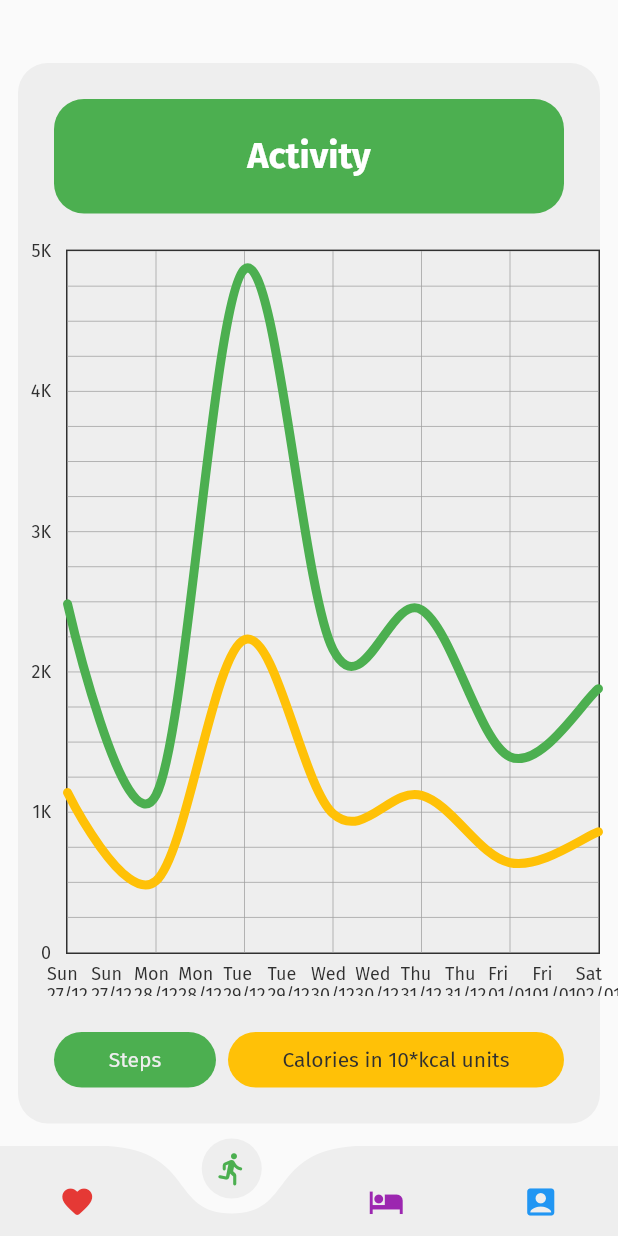
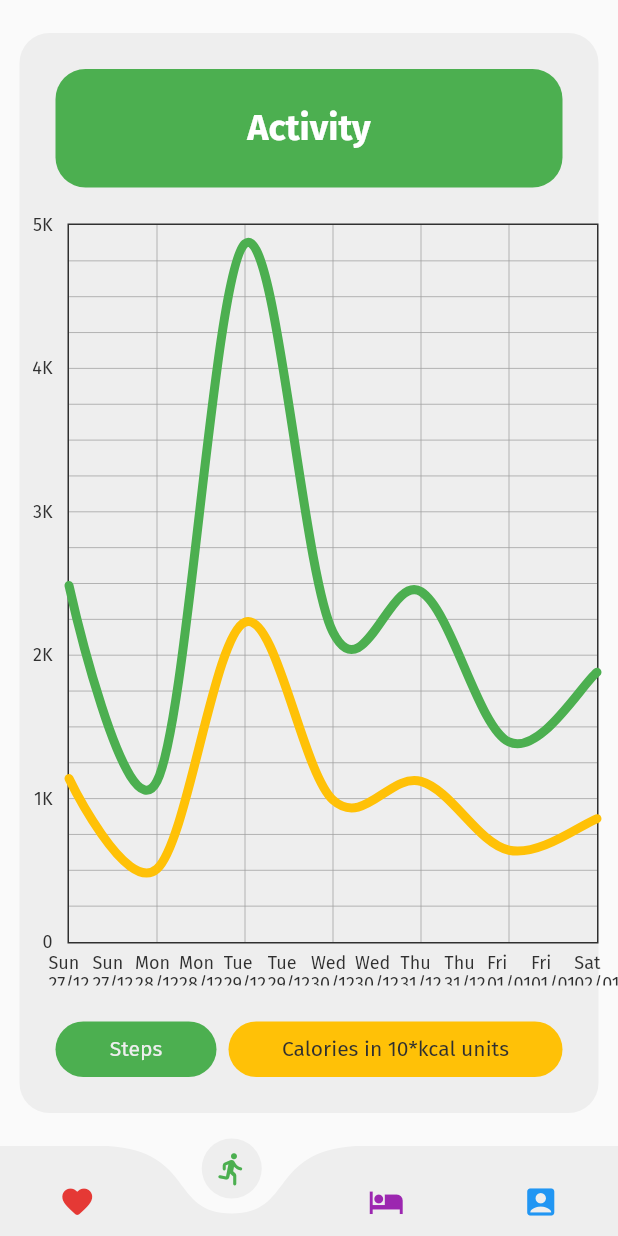
Before and after one commit to mikezamayias/ehealth_services_semester_project, a Flutter app: the screen it shows after launch, item 2 of the bottom bar chosen, on a phone screen of 412 x 824 dp. Run offline on Flutter 3.47's test engine with Material 2 defaults, Android fonts, the light colour scheme and no system bars; drawn by our look-alikes of curved_navigation_bar, fl_chart; our stand-ins replace google_fonts, jiffy; missing offline and left inert: colorful_safe_area; network calls fail.

Commit message:
tweaked padding

```diff
--- a/lib/pages/blueprints/page_blueprint.dart
+++ b/lib/pages/blueprints/page_blueprint.dart
@@ -18,7 +18,7 @@ class _PageBlueprintState extends State<PageBlueprint> {
     return Align(
       alignment: Alignment.bottomRight,
       child: Padding(
-        padding: const EdgeInsets.fromLTRB(8.0, 38.0, 8.0, 11.0),
+        padding: const EdgeInsets.symmetric(horizontal: 9, vertical: 18),
         child: Card(
           color: Colors.grey[200],
           shadowColor: Colors.transparent,
```
